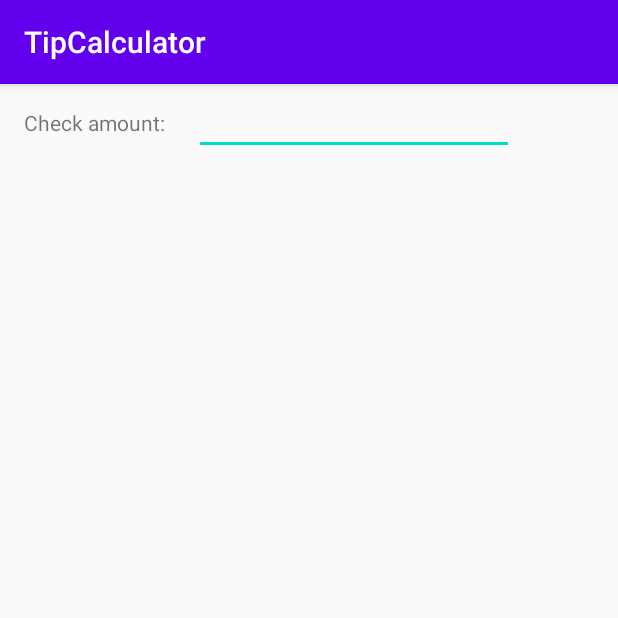
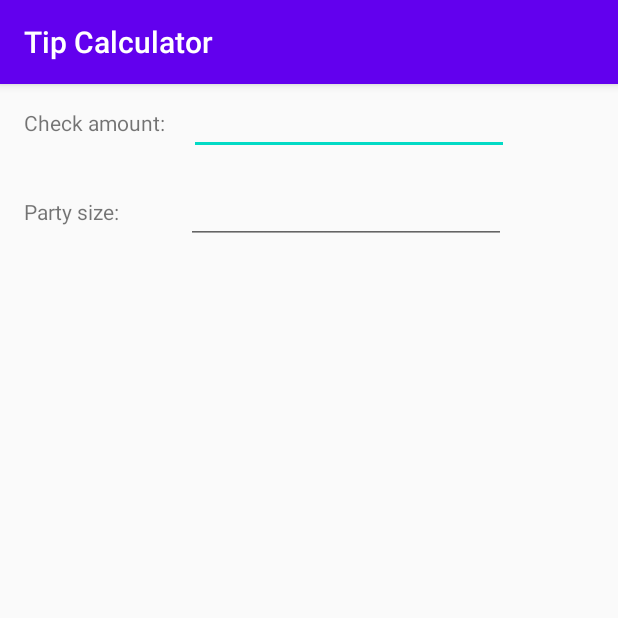
Before and after one commit to LuisToro-v/TipCalculator, an Android app: the screen it shows after launch (MainActivity), on a phone screen of 412 x 824 dp, the top half of it. Run offline under Robolectric (Android 15) with nearby library versions, the phone set to English and light mode, and no system bars.

Commit message:
Added Party size field

```diff
--- a/Assignment4/TipCalculator/app/src/main/res/layout/activity_main.xml
+++ b/Assignment4/TipCalculator/app/src/main/res/layout/activity_main.xml
@@ -13,7 +13,7 @@
         android:layout_height="wrap_content"
         android:layout_marginStart="16dp"
         android:layout_marginTop="16dp"
-        android:text="Check amount: "
+        android:text="@string/check_amount"
         app:layout_constraintStart_toStartOf="parent"
         app:layout_constraintTop_toTopOf="parent" />
 
@@ -27,4 +27,24 @@
         app:layout_constraintBaseline_toBaselineOf="@+id/checkAmountLabel"
         app:layout_constraintStart_toEndOf="@+id/checkAmountLabel" />
 
+    <TextView
+        android:id="@+id/partSizeLabel"
+        android:layout_width="wrap_content"
+        android:layout_height="wrap_content"
+        android:layout_marginStart="16dp"
+        android:layout_marginTop="40dp"
+        android:text="@string/party_size"
+        app:layout_constraintStart_toStartOf="parent"
+        app:layout_constraintTop_toBottomOf="@+id/checkAmountLabel" />
+
+    <EditText
+        android:id="@+id/partySizeValue"
+        android:layout_width="wrap_content"
+        android:layout_height="wrap_content"
+        android:layout_marginStart="44dp"
+        android:ems="10"
+        android:inputType="number"
+        app:layout_constraintBaseline_toBaselineOf="@+id/partSizeLabel"
+        app:layout_constraintStart_toEndOf="@+id/partSizeLabel" />
+
 </androidx.constraintlayout.widget.ConstraintLayout>
--- a/Assignment4/TipCalculator/app/src/main/res/values/strings.xml
+++ b/Assignment4/TipCalculator/app/src/main/res/values/strings.xml
@@ -1,3 +1,5 @@
 <resources>
-    <string name="app_name">TipCalculator</string>
+    <string name="app_name">Tip Calculator</string>
+    <string name="check_amount">Check amount:</string>
+    <string name="party_size">Party size:</string>
 </resources>
```
